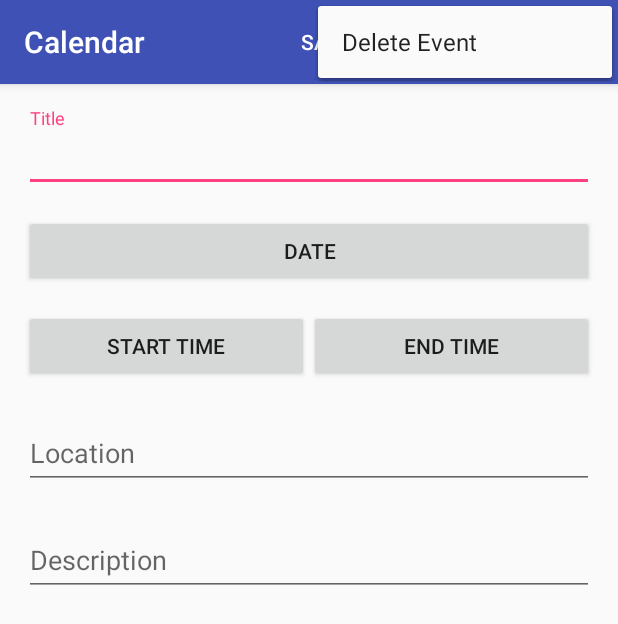
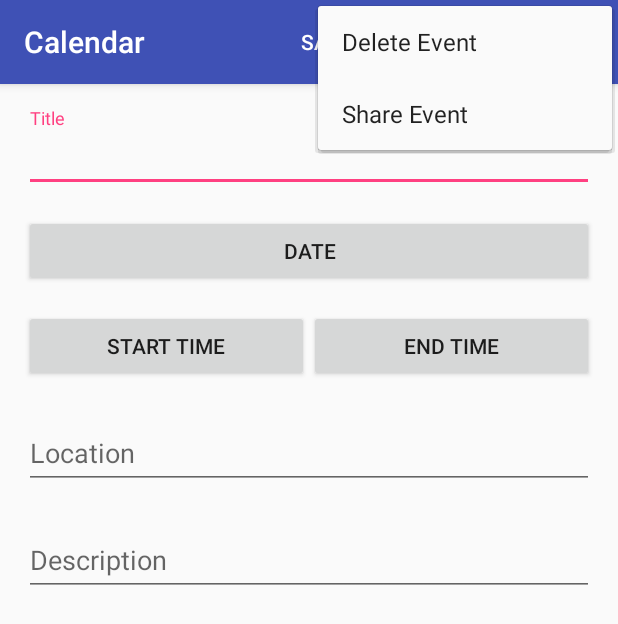
Before and after one commit to ameerak01/CalendarProject_Team4, an Android app: the EditEvent screen opened directly, with no data from a screen before it, with the options menu open, on a phone screen of 412 x 824 dp. Shown: the top 624 px of the screen. Run offline under Robolectric (Android 15) with nearby library versions, the phone set to English and light mode, and no system bars; 8 statements that could not run were skipped.

Commit message:
Added a to string method to the Event class. Added a share button to the edit event menu

```diff
--- a/app/src/main/res/menu/edit_event_menu.xml
+++ b/app/src/main/res/menu/edit_event_menu.xml
@@ -17,5 +17,9 @@
         android:icon="@mipmap/ic_delete"
         android:title="Delete Event"
         app:showAsAction="ifRoom|withText" />
+    <item
+        android:id="@+id/menu_item_share_event"
+        android:title="Share Event"
+        app:showAsAction="ifRoom|withText" />
 
 </menu>
```
Also changed, not shown: app/src/main/java/com/example/ameerak/calendarproject_team4/EditEvent.java (+7 -0 lines), app/src/main/java/com/example/ameerak/calendarproject_team4/business_objects_layer/Event.java (+10 -0 lines).
